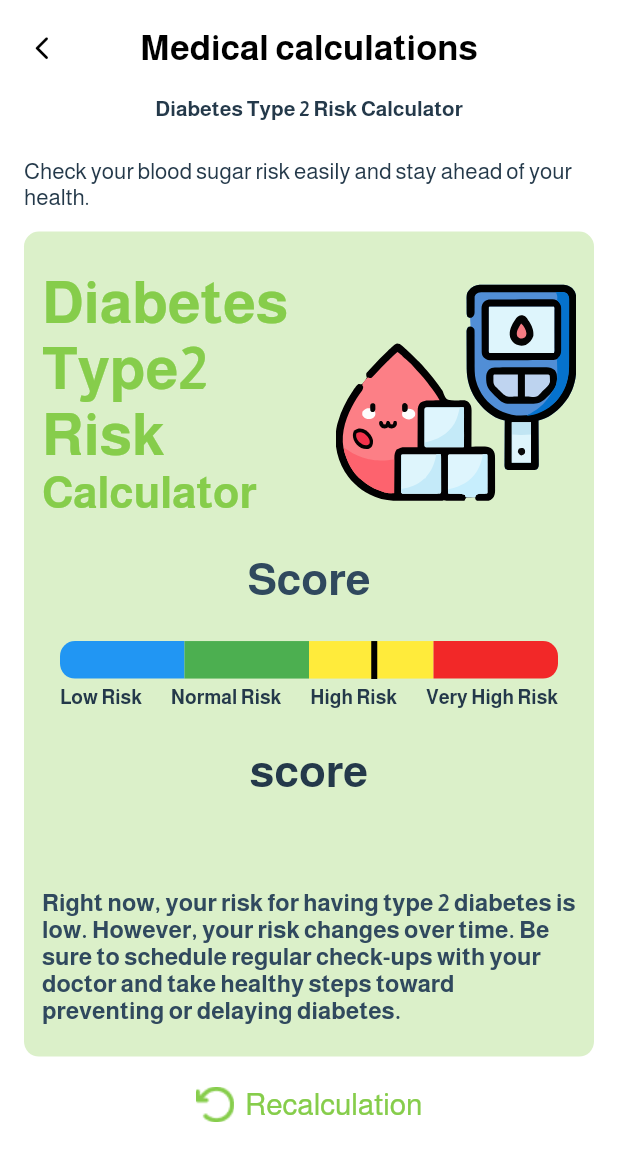
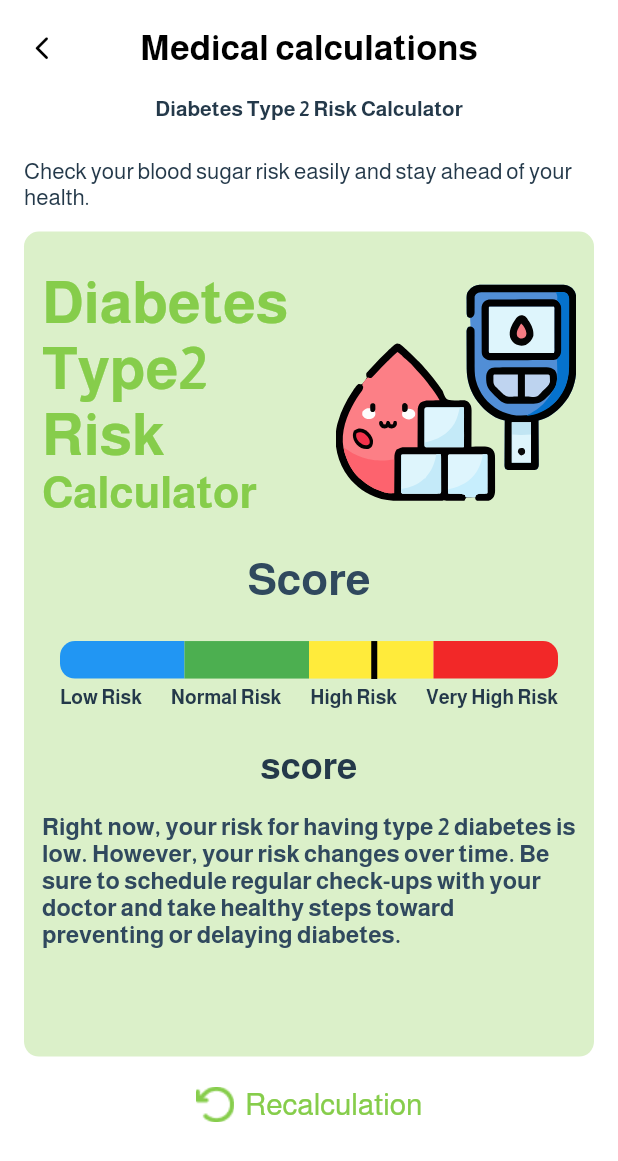
Before and after one commit to manarragab/familyHealth, a Flutter app: the Diabetes8Screen screen opened by its route, on a phone screen of 412 x 824 dp. Shown: the top 1161 px of the screen. Run offline on Flutter 3.47's test engine with Material 3 defaults, Android fonts, the phone set to English and light mode, and no system bars; our stand-ins replace carousel_slider, device_preview, dio, easy_stepper, firebase_core, firebase_messaging and 23 more; missing offline and left inert: alarm, dart:ffi, flutter_facebook_auth, image_picker_platform_interface; accounts and stored records are empty.

Commit message:
fix issues

```diff
--- a/lib/features/calculation/presentation/widget/coloredBar.dart
+++ b/lib/features/calculation/presentation/widget/coloredBar.dart
@@ -139,17 +139,8 @@ class Coloredbar extends StatelessWidget {
           Text(
             title ?? "BMI score",
             style: GoogleFonts.almarai(
-              fontSize: 30,
+              fontSize: 25.w,
               color: CustomColors.darkblack1,
-              fontWeight: FontWeight.w700,
-            ),
-          ),
-          Text(
-            subTitle ?? "",
-            key: ValueKey(id),
-            style: GoogleFonts.almarai(
-              fontSize: 40,
-              color: CustomColors.green1,
               fontWeight: FontWeight.w700,
             ),
           ),
@@ -159,8 +150,8 @@ class Coloredbar extends StatelessWidget {
               : Text(
                   subTitle ?? "",
                   style: GoogleFonts.almarai(
-                    fontSize: 16,
-                    color: CustomColors.darkblack1,
+                    fontSize: 22.w,
+                    color: CustomColors.primary,
                     fontWeight: FontWeight.w700,
                   ),
                 ),
```
